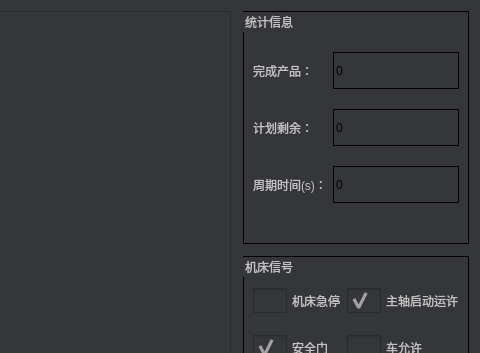
Above: frm_run.ui from eeyoo/yunsheng before the change; both pictures show x 320 to 800 and y 0 to 353 of the 800 by 500 pixel window. Below: the same form after it.
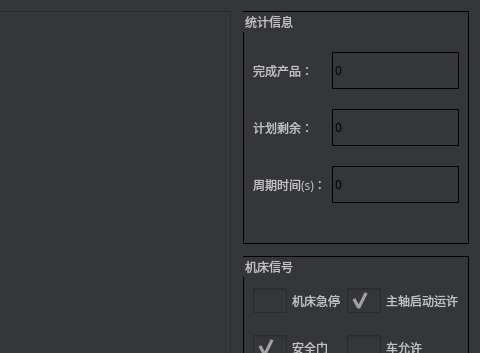
That is the form after the change. Icons and pictures are not drawn.

```diff
--- a/frm_run.ui
+++ b/frm_run.ui
@@ -14,7 +14,13 @@
    <string>Form</string>
   </property>
   <property name="styleSheet">
-   <string notr="true">QWidget {
+   <string notr="true">*{
+font: 12px;
+font-family: &quot;微软雅黑&quot;;
+}
+
+
+QWidget {
 color: #c2c2c3;
 background: #343639;
 }
@@ -165,7 +171,11 @@
       <widget class="QGroupBox" name="groupBox">
        <property name="font">
         <font>
-         <pointsize>9</pointsize>
+         <family>微软雅黑</family>
+         <pointsize>-1</pointsize>
+         <weight>50</weight>
+         <italic>false</italic>
+         <bold>false</bold>
         </font>
        </property>
        <property name="title">
@@ -191,7 +201,11 @@
          <widget class="QLabel" name="label">
           <property name="font">
            <font>
-            <pointsize>9</pointsize>
+            <family>微软雅黑</family>
+            <pointsize>-1</pointsize>
+            <weight>50</weight>
+            <italic>false</italic>
+            <bold>false</bold>
            </font>
           </property>
           <property name="text">
@@ -209,7 +223,11 @@
           </property>
           <property name="font">
            <font>
-            <pointsize>9</pointsize>
+            <family>微软雅黑</family>
+            <pointsize>-1</pointsize>
+            <weight>50</weight>
+            <italic>false</italic>
+            <bold>false</bold>
            </font>
           </property>
           <property name="text">
@@ -221,7 +239,11 @@
          <widget class="QLabel" name="label_2">
           <property name="font">
            <font>
-            <pointsize>9</pointsize>
+            <family>微软雅黑</family>
+            <pointsize>-1</pointsize>
+            <weight>50</weight>
+            <italic>false</italic>
+            <bold>false</bold>
            </font>
           </property>
           <property name="text">
@@ -245,7 +267,11 @@
           </property>
           <property name="font">
            <font>
-            <pointsize>9</pointsize>
+            <family>微软雅黑</family>
+            <pointsize>-1</pointsize>
+            <weight>50</weight>
+            <italic>false</italic>
+            <bold>false</bold>
            </font>
           </property>
           <property name="text">
@@ -257,7 +283,11 @@
          <widget class="QLabel" name="label_3">
           <property name="font">
            <font>
-            <pointsize>9</pointsize>
+            <family>微软雅黑</family>
+            <pointsize>-1</pointsize>
+            <weight>50</weight>
+            <italic>false</italic>
+            <bold>false</bold>
            </font>
           </property>
           <property name="text">
@@ -275,7 +305,11 @@
           </property>
           <property name="font">
            <font>
-            <pointsize>9</pointsize>
+            <family>微软雅黑</family>
+            <pointsize>-1</pointsize>
+            <weight>50</weight>
+            <italic>false</italic>
+            <bold>false</bold>
            </font>
           </property>
           <property name="text">
```
Left out of the diff: 48 changed lines with no effect on the pictures.
